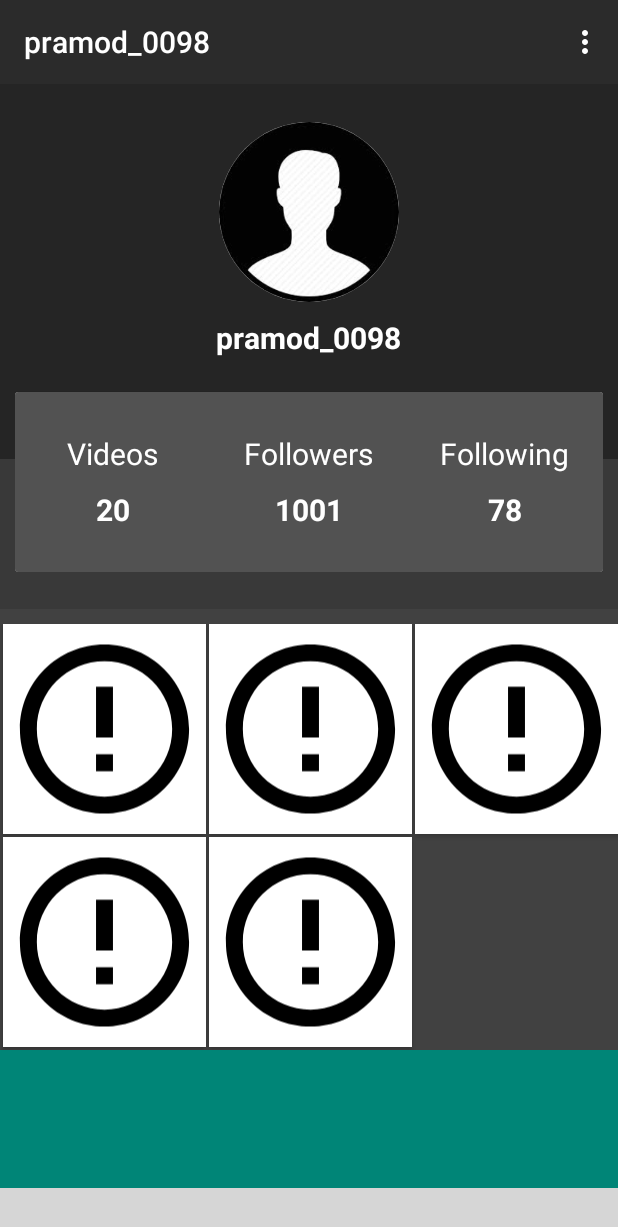
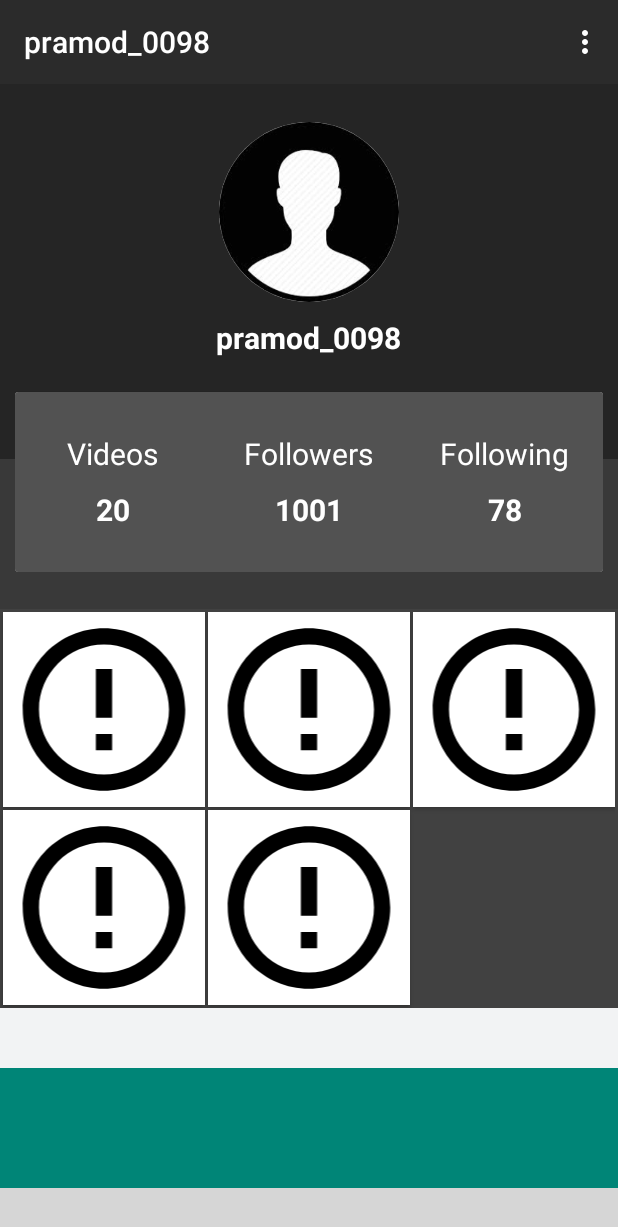
Before and after one commit to mr-pramod-98/street-dancer-beta1.0, an Android app: the fragment ProfileFragment placed in its activity, on a phone screen of 412 x 824 dp. Shown: the top 1227 px of the screen. Run offline under Robolectric (Android 15) with nearby library versions, the phone set to English and light mode, and no system bars; our stand-ins replace CircleImageView; libraries missing offline, so code that uses them is left out: com.luseen.spacenavigation; plain views replace SpaceNavigationView; pictures from the network do not load; 8 statements that could not run were skipped; grey boxes are pictures that could not be loaded.

Commit message:
minor changers in design

```diff
--- a/app/src/main/res/layout/fragment_profile.xml
+++ b/app/src/main/res/layout/fragment_profile.xml
@@ -1,5 +1,6 @@
 <?xml version="1.0" encoding="utf-8"?>
-<androidx.core.widget.NestedScrollView xmlns:android="http://schemas.android.com/apk/res/android"
+<androidx.core.widget.NestedScrollView
+    xmlns:android="http://schemas.android.com/apk/res/android"
     xmlns:app="http://schemas.android.com/apk/res-auto"
     xmlns:tools="http://schemas.android.com/tools"
     android:layout_width="match_parent"
@@ -122,6 +123,7 @@
                                 android:textColor="#FFF"
                                 android:textSize="20sp"
                                 android:textStyle="bold" />
+
                         </LinearLayout>
 
                         <LinearLayout
@@ -149,9 +151,11 @@
                                 android:textSize="20sp"
                                 android:textStyle="bold" />
                         </LinearLayout>
+
                     </LinearLayout>
 
                 </androidx.cardview.widget.CardView>
+
             </LinearLayout>
 
         </RelativeLayout>
@@ -160,6 +164,7 @@
             android:layout_width="match_parent"
             android:layout_height="wrap_content"
             android:background="#414141"
+            android:layout_marginBottom="40dp"
             android:orientation="vertical">
 
             <androidx.recyclerview.widget.RecyclerView
@@ -168,7 +173,8 @@
                 android:layout_height="match_parent"
                 android:layout_below="@id/profile_wrapper"
                 android:layout_alignParentBottom="true"
-                android:layout_marginTop="10dp">
+                android:layout_marginTop="2dp"
+                android:layout_marginEnd="2dp">
 
             </androidx.recyclerview.widget.RecyclerView>
 
--- a/app/src/main/res/layout/recycler_view_profile_user_upload_items.xml
+++ b/app/src/main/res/layout/recycler_view_profile_user_upload_items.xml
@@ -4,7 +4,7 @@
     xmlns:app="http://schemas.android.com/apk/res-auto"
     android:id="@+id/card_view"
     android:layout_width="match_parent"
-    android:layout_height="140dp"
+    android:layout_height="130dp"
     android:focusableInTouchMode="true"
     android:layout_marginLeft="2dp"
     android:layout_marginBottom="2dp"
```
